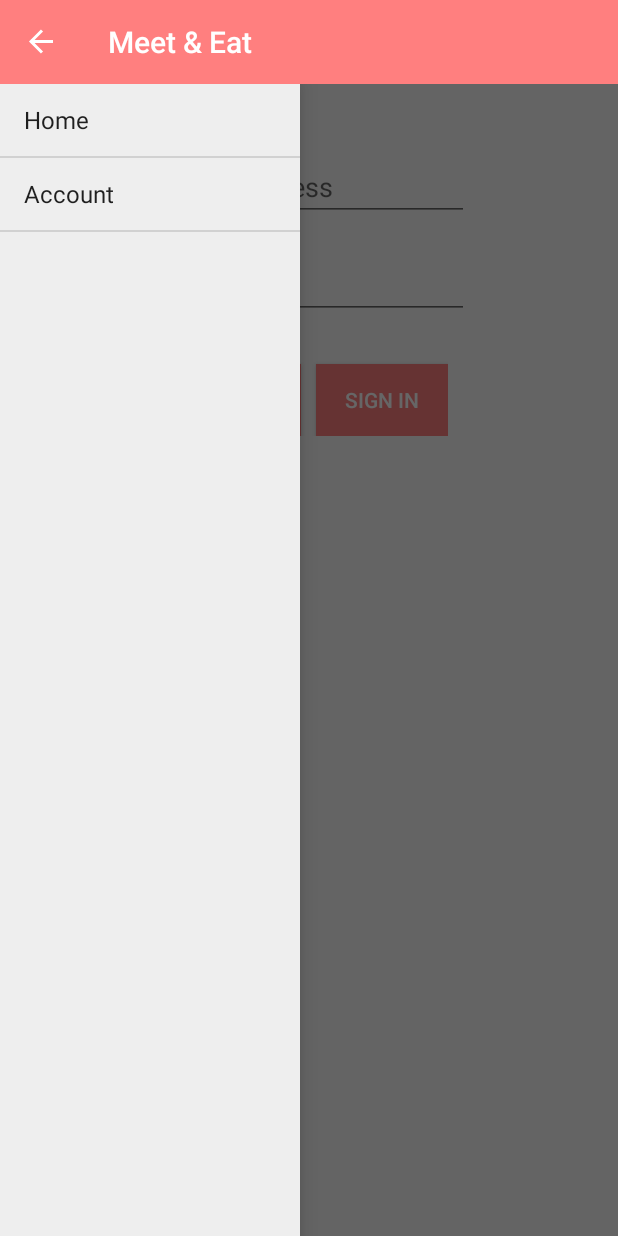
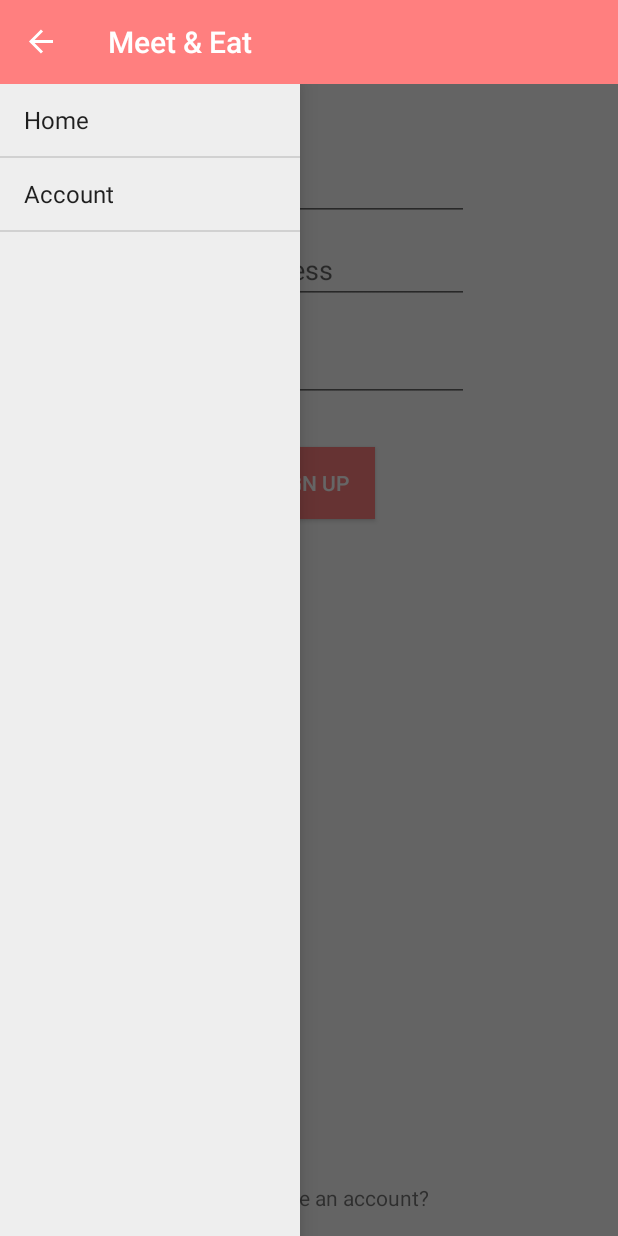
Before and after one commit to tirzaelise/Meet-Eat, an Android app: the screen it shows after launch (MainActivity), after a tap on "Account", on a phone screen of 412 x 824 dp. Run offline under Robolectric (Android 15) with nearby library versions, the phone set to English and light mode, and no system bars; our stand-ins replace Firebase (no records; nobody signed in at launch, a user with empty details on screens opened directly); 3 other taps on this screen came first.

Commit message:
login flaws fixed

```diff
--- a/Meet-Eat/app/src/main/java/nl/mprog/meeteat/CookFragment.java
+++ b/Meet-Eat/app/src/main/java/nl/mprog/meeteat/CookFragment.java
@@ -40,15 +40,12 @@ public class CookFragment extends Fragment implements View.OnClickListener {
     public void searchRecipes() {
         food = ((EditText) rootView.findViewById(R.id.giveFood)).getText().toString();
         host = activity.getSharedPreferences("userInfo", Context.MODE_PRIVATE).
-                getString("userName", "");
+                getString("username", "");
         startTime = ((EditText) rootView.findViewById(R.id.giveTime)).getText().toString();
         freeSpacesString = ((EditText) rootView.findViewById(R.id.giveAmount)).getText()
                 .toString();
         area = ((EditText) rootView.findViewById(R.id.giveArea)).getText().toString();
 
-
-        // TODO: FIX HOST
-        host = "Tirza";
         if (!filledInAllFields()) {
             Toast.makeText(activity, "Please fill in all fields", Toast.LENGTH_SHORT).show();
         } else if (!correctTimeFormat()) {
--- a/Meet-Eat/app/src/main/java/nl/mprog/meeteat/MainFragment.java
+++ b/Meet-Eat/app/src/main/java/nl/mprog/meeteat/MainFragment.java
@@ -1,10 +1,17 @@
 package nl.mprog.meeteat;
 
 import android.app.Fragment;
+import android.content.Context;
+import android.content.SharedPreferences;
 import android.os.Bundle;
+import android.util.Log;
 import android.view.LayoutInflater;
 import android.view.View;
 import android.view.ViewGroup;
+import android.widget.TextView;
+
+import com.google.firebase.auth.FirebaseAuth;
+import com.google.firebase.auth.FirebaseUser;
 
 public class MainFragment extends Fragment implements View.OnClickListener {
     View rootView;
@@ -24,6 +31,19 @@ public class MainFragment extends Fragment implements View.OnClickListener {
         if (rootView != null) {
             rootView.findViewById(R.id.joiningButton).setOnClickListener(this);
             rootView.findViewById(R.id.cookingButton).setOnClickListener(this);
+            putUsername();
+        }
+    }
+
+    /** Shows the user's name in the fragment */
+    private void putUsername() {
+        TextView helloTextView = (TextView) rootView.findViewById(R.id.helloText);
+        FirebaseUser user = FirebaseAuth.getInstance().getCurrentUser();
+
+        if (user != null && user.getDisplayName() != null) {
+            helloTextView.setText("Hello, " + user.getDisplayName() + "!");
+        } else {
+            helloTextView.setText(R.string.hello);
         }
     }
 
--- a/Meet-Eat/app/src/main/res/layout/fragment_account.xml
+++ b/Meet-Eat/app/src/main/res/layout/fragment_account.xml
@@ -10,25 +10,15 @@
     android:paddingTop="@dimen/activity_vertical_margin"
     tools:context="nl.mprog.meeteat.AccountFragment">
 
-    <!---
-    <com.google.android.gms.common.SignInButton
+    <EditText
         android:layout_width="wrap_content"
         android:layout_height="wrap_content"
+        android:inputType="textPersonName"
+        android:ems="10"
+        android:hint="@string/name"
+        android:layout_marginTop="30dp"
         android:layout_centerHorizontal="true"
-        android:layout_marginTop="100dp"
-        android:id="@+id/signInButton" />
-
-    <Button
-        android:text="@string/signOut"
-        android:layout_marginTop="100dp"
-        android:layout_centerHorizontal="true"
-        android:layout_width="wrap_content"
-        android:layout_height="wrap_content"
-        android:background="@color/colorPrimary"
-        android:textColor="@android:color/white"
-        android:visibility="invisible"
-        android:id="@+id/signOutButton" />
-    </-->
+        android:id="@+id/giveName"/>
 
     <EditText
         android:layout_width="wrap_content"
@@ -36,8 +26,8 @@
         android:inputType="textEmailAddress"
         android:ems="10"
         android:hint="@string/email"
-        android:layout_marginTop="30dp"
-        android:layout_alignParentTop="true"
+        android:layout_below="@id/giveName"
+        android:layout_marginTop="10dp"
         android:layout_centerHorizontal="true"
         android:id="@+id/giveEmail" />
 
@@ -52,12 +42,6 @@
         android:layout_centerHorizontal="true"
         android:id="@+id/givePassword" />
 
-    <RelativeLayout
-        android:layout_width="wrap_content"
-        android:layout_height="wrap_content"
-        android:layout_below="@id/givePassword"
-        android:layout_centerHorizontal="true">
-
     <Button
         android:text="@string/signUp"
         android:layout_width="wrap_content"
@@ -65,7 +49,8 @@
         android:layout_marginTop="30dp"
         android:background="@color/colorPrimary"
         android:textColor="@android:color/white"
-            android:layout_marginEnd="10dp"
+        android:layout_centerHorizontal="true"
+        android:layout_below="@id/givePassword"
         android:id="@+id/signUpButton" />
 
     <Button
@@ -75,8 +60,28 @@
         android:layout_alignTop="@+id/signUpButton"
         android:background="@color/colorPrimary"
         android:textColor="@android:color/white"
-            android:layout_toEndOf="@id/signUpButton"
+        android:layout_centerHorizontal="true"
+        android:visibility="invisible"
         android:id="@+id/signInButton" />
 
+
+    <Button
+        android:text="@string/signOut"
+        android:layout_width="wrap_content"
+        android:layout_height="wrap_content"
+        android:layout_alignTop="@+id/signUpButton"
+        android:background="@color/colorPrimary"
+        android:visibility="invisible"
+        android:textColor="@android:color/white"
+        android:layout_centerHorizontal="true"
+        android:id="@+id/signOutButton" />
+
+    <TextView
+        android:text="@string/accountAlready"
+        android:layout_width="wrap_content"
+        android:layout_height="wrap_content"
+        android:gravity="center"
+        android:layout_alignParentBottom="true"
+        android:layout_centerHorizontal="true"
+        android:id="@+id/accountAlready"/>
 </RelativeLayout>
-</RelativeLayout>
--- a/Meet-Eat/app/src/main/res/layout/fragment_main.xml
+++ b/Meet-Eat/app/src/main/res/layout/fragment_main.xml
@@ -22,7 +22,6 @@
     </-->
 
     <TextView
-        android:text="@string/welcomeText"
         android:layout_width="wrap_content"
         android:layout_height="wrap_content"
         android:layout_centerHorizontal="true"
--- a/Meet-Eat/app/src/main/res/values/strings.xml
+++ b/Meet-Eat/app/src/main/res/values/strings.xml
@@ -3,7 +3,6 @@
     <string name="introText">Welcome to Meet &amp; Eat! \n\n\n This application helps you waste less
         food by letting other people join your dinner. Alternatively, this application lets you join
         other people\'s dinners so that you won\'t have to cook tonight! </string>
-    <string name="welcomeText">Hello, username!</string>
     <string name="cookOrJoin">Will you be cooking or joining a dinner tonight?</string>
     <string name="cooking">Cooking</string>
     <string name="whatMaking">What are you making?</string>
@@ -44,4 +43,7 @@
     <string name="password">Password</string>
     <string name="signIn">Sign in</string>
     <string name="signUp">Sign up</string>
+    <string name="name">Name</string>
+    <string name="hello">Hello!</string>
+    <string name="accountAlready">Already have an account?</string>
 </resources>
```
Also changed, not shown: Meet-Eat/app/src/main/java/nl/mprog/meeteat/AccountFragment.java (+99 -117 lines). Lines whose indentation alone changed are shown as unchanged.
